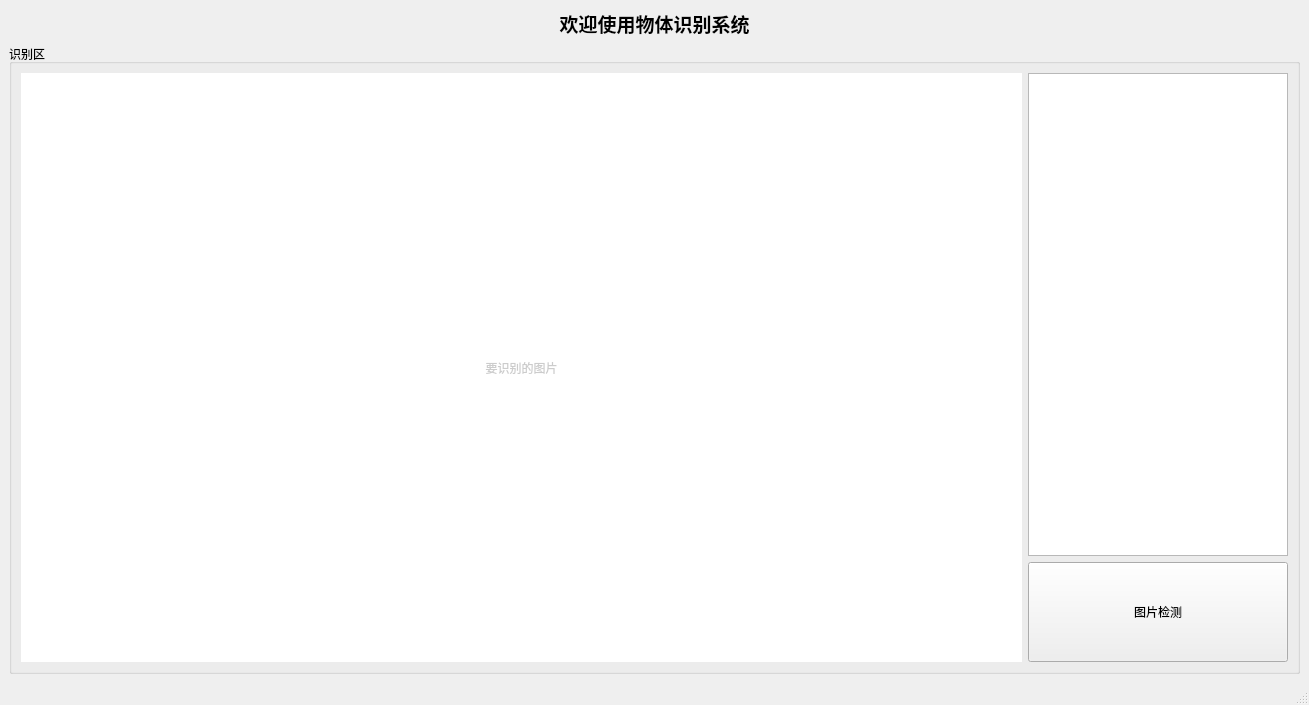
The window that ui/ori_ui/detect_ui.ui (dhj1212/yolov5-5.0) describes before a commit, drawn with Qt 5.
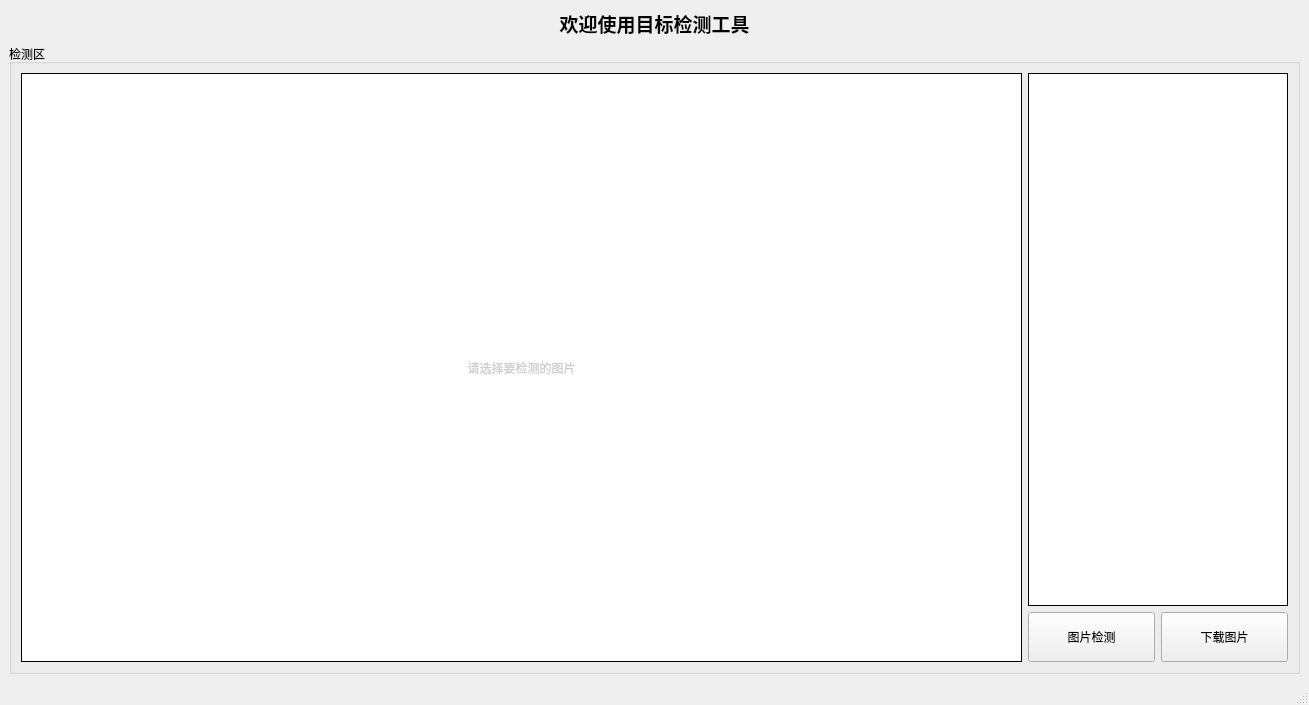
The same window after the commit. Icons and pictures are not drawn.

What changed in the file:
```diff
--- a/ui/ori_ui/detect_ui.ui
+++ b/ui/ori_ui/detect_ui.ui
@@ -39,7 +39,7 @@
        </font>
       </property>
       <property name="text">
-       <string>欢迎使用物体识别系统</string>
+       <string>欢迎使用目标检测工具</string>
       </property>
       <property name="alignment">
        <set>Qt::AlignCenter</set>
@@ -47,6 +47,9 @@
       <property name="wordWrap">
        <bool>false</bool>
       </property>
+      <property name="margin">
+       <number>0</number>
+      </property>
      </widget>
     </item>
     <item>
@@ -58,24 +61,12 @@
        </size>
       </property>
       <property name="title">
-       <string>识别区</string>
+       <string>检测区</string>
       </property>
+      <layout class="QHBoxLayout" name="horizontalLayout_3">
+       <item>
       <layout class="QHBoxLayout" name="horizontalLayout_2">
        <item>
-        <layout class="QHBoxLayout" name="horizontalLayout" stretch="0,2">
-         <property name="leftMargin">
-          <number>0</number>
-         </property>
-         <property name="topMargin">
-          <number>0</number>
-         </property>
-         <property name="rightMargin">
-          <number>0</number>
-         </property>
-         <property name="bottomMargin">
-          <number>0</number>
-         </property>
-         <item>
           <widget class="QLabel" name="label_new">
            <property name="enabled">
             <bool>true</bool>
@@ -97,14 +88,18 @@
 	
 	background-color: rgb(255, 255, 255);
 	color: rgb(204, 204, 204);
+	border: 1px solid black;
 }</string>
            </property>
            <property name="text">
-            <string>要识别的图片</string>
+            <string>请选择要检测的图片</string>
            </property>
            <property name="alignment">
             <set>Qt::AlignCenter</set>
            </property>
+           <property name="margin">
+            <number>4</number>
+           </property>
           </widget>
          </item>
          <item>
@@ -123,29 +118,61 @@
                <height>16777215</height>
               </size>
              </property>
+             <property name="font">
+              <font>
+               <family>宋体</family>
+               <pointsize>11</pointsize>
+              </font>
+             </property>
              <property name="styleSheet">
-              <string notr="true"/>
+              <string notr="true">QTextBrowser{
+border-width: 1px;border-style: solid;
+border-color: rgb(0, 0, 0)
+}</string>
              </property>
             </widget>
            </item>
+           <item>
+            <layout class="QHBoxLayout" name="horizontalLayout">
            <item>
             <widget class="QPushButton" name="pushButton_img">
              <property name="minimumSize">
               <size>
                <width>0</width>
-               <height>100</height>
+                 <height>50</height>
               </size>
              </property>
              <property name="maximumSize">
               <size>
-               <width>260</width>
+                 <width>16777215</width>
                <height>16777215</height>
               </size>
              </property>
+               <property name="font">
+                <font>
+                 <weight>50</weight>
+                 <bold>false</bold>
+                </font>
+               </property>
              <property name="text">
               <string>图片检测</string>
              </property>
             </widget>
+             </item>
+             <item>
+              <widget class="QPushButton" name="pushButton_download">
+               <property name="minimumSize">
+                <size>
+                 <width>0</width>
+                 <height>50</height>
+                </size>
+               </property>
+               <property name="text">
+                <string>下载图片</string>
+               </property>
+              </widget>
+             </item>
+            </layout>
            </item>
           </layout>
          </item>
```
Left out of the diff: 6 changed lines with no effect on the pictures. Lines whose indentation alone changed are shown as unchanged.
